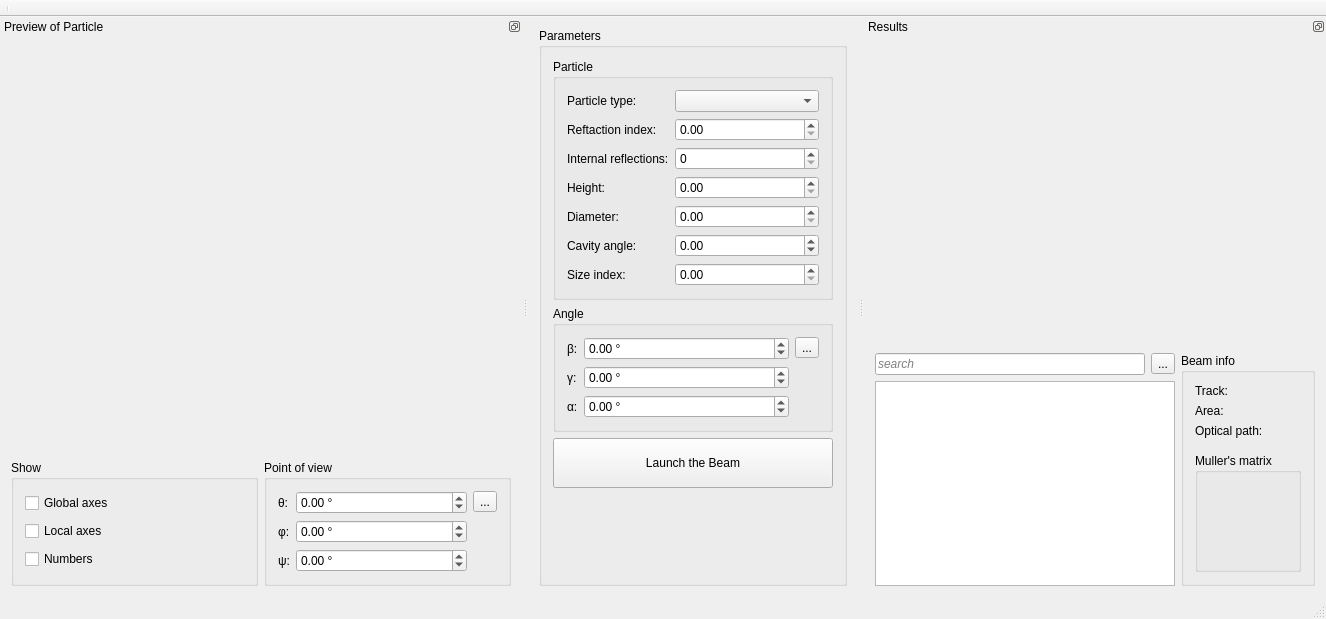
First picture: the form in src/ui/MainWindow.ui, repository Heart-Under-Blade/BS_visual, before the edit.
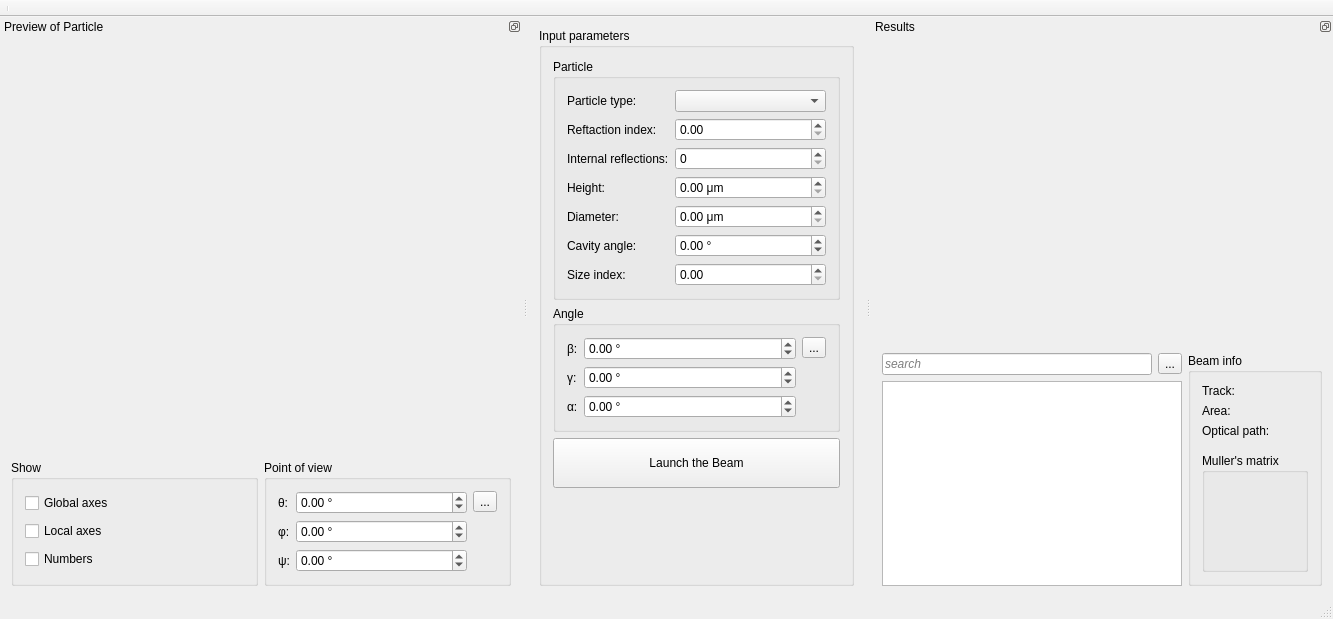
Second picture: the form after the edit. Icons and pictures are not drawn.

```diff
--- a/src/ui/MainWindow.ui
+++ b/src/ui/MainWindow.ui
@@ -6,7 +6,7 @@
    <rect>
     <x>0</x>
     <y>0</y>
-    <width>1326</width>
+    <width>1333</width>
     <height>619</height>
    </rect>
   </property>
@@ -24,7 +24,7 @@
        </sizepolicy>
       </property>
       <property name="title">
-       <string>Parameters</string>
+       <string>Input parameters</string>
       </property>
       <layout class="QGridLayout" name="gridLayout_7">
        <item row="7" column="0">
@@ -235,6 +235,9 @@
             </item>
             <item row="3" column="1">
              <widget class="QDoubleSpinBox" name="doubleSpinBox_height">
+              <property name="suffix">
+               <string> μm</string>
+              </property>
               <property name="maximum">
                <double>9999999.000000000000000</double>
               </property>
@@ -249,6 +252,9 @@
             </item>
             <item row="4" column="1">
              <widget class="QDoubleSpinBox" name="doubleSpinBox_diameter">
+              <property name="suffix">
+               <string> μm</string>
+              </property>
               <property name="minimum">
                <double>0.000000000000000</double>
               </property>
@@ -266,6 +272,9 @@
             </item>
             <item row="5" column="1">
              <widget class="QDoubleSpinBox" name="doubleSpinBox_cavityAngle">
+              <property name="suffix">
+               <string> °</string>
+              </property>
               <property name="minimum">
                <double>-9999999.000000000000000</double>
               </property>
```
Left out of the diff: 2 changed lines with no effect on the pictures.
